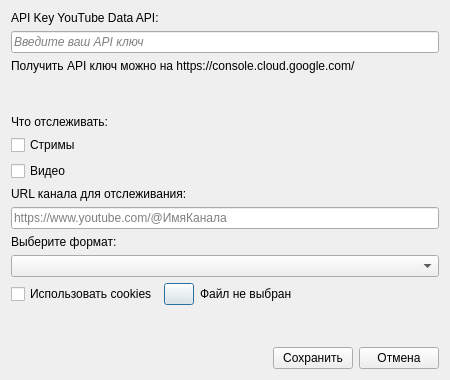
First picture: the form in ui/monitoringsettings.ui, repository ivan-an/YouStealD, before the edit.
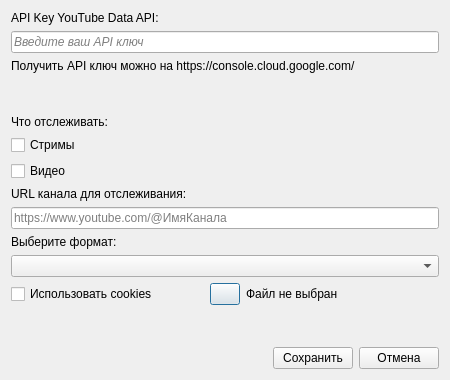
Second picture: the form after the edit. Icons and pictures are not drawn.

```diff
--- a/ui/monitoringsettings.ui
+++ b/ui/monitoringsettings.ui
@@ -190,19 +190,6 @@
        </property>
       </widget>
      </item>
-     <item>
-      <spacer name="horizontalSpacer_2">
-       <property name="orientation">
-        <enum>Qt::Orientation::Horizontal</enum>
-       </property>
-       <property name="sizeHint" stdset="0">
-        <size>
-         <width>40</width>
-         <height>20</height>
-        </size>
-       </property>
-      </spacer>
-     </item>
     </layout>
    </item>
    <item>
```
Lines whose indentation alone changed are shown as unchanged.
